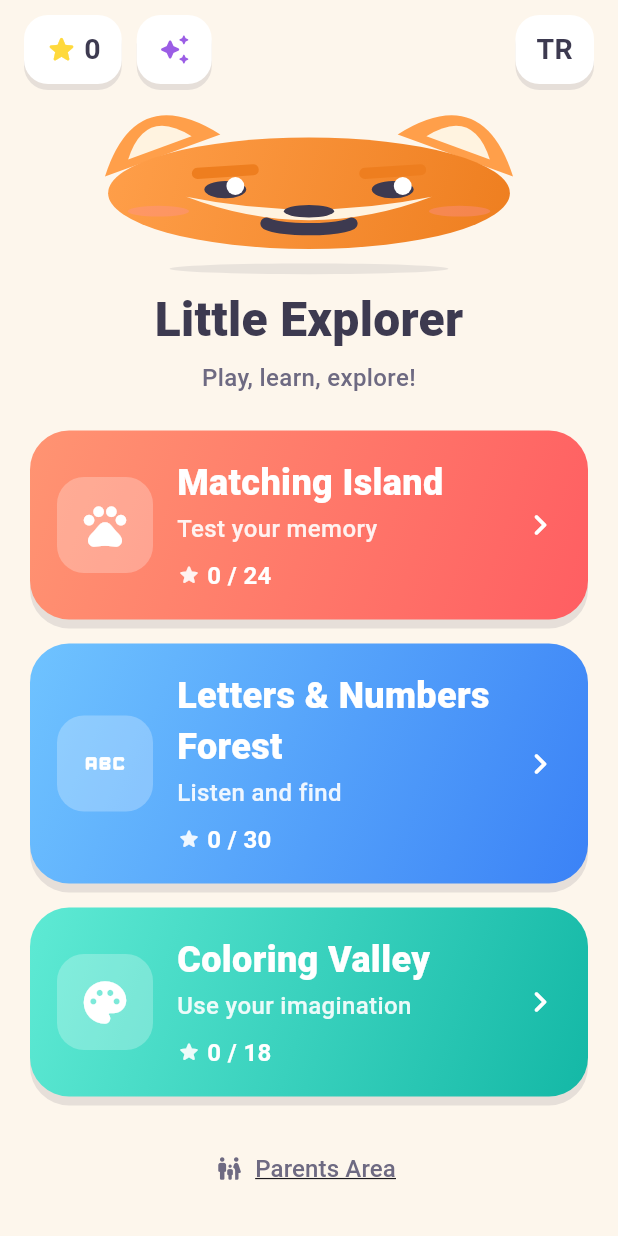
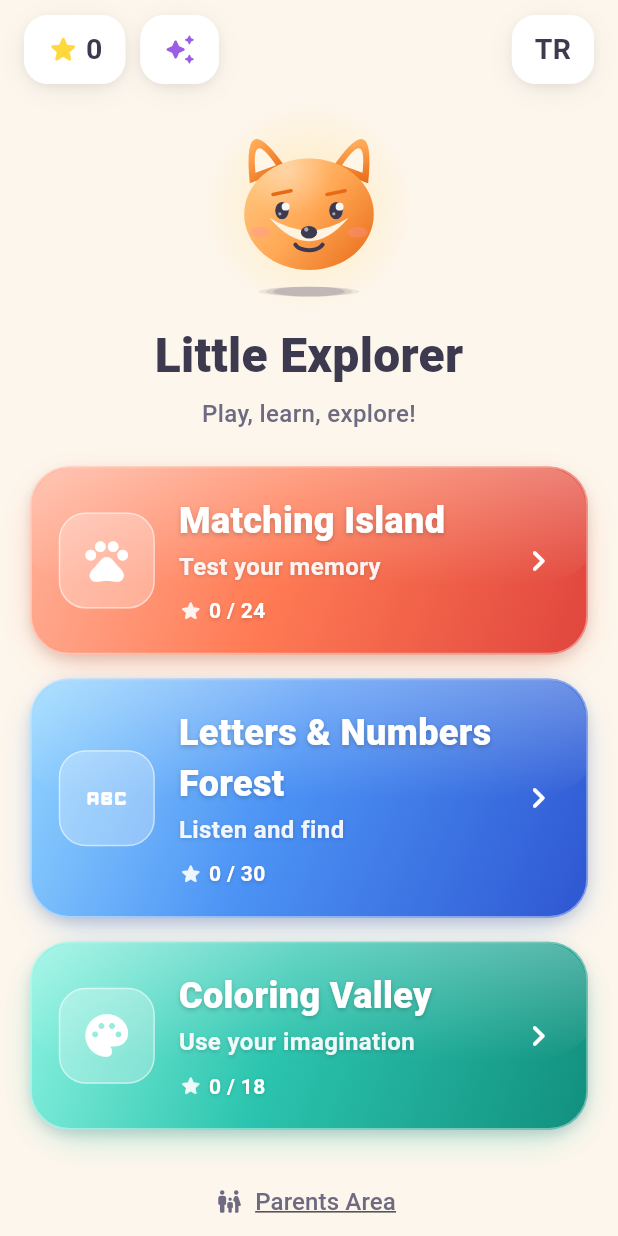
Before and after one commit to diyanetyolluk/minik-kasif, a Flutter app: the screen it shows after launch, after a tap on "EN", on a phone screen of 412 x 824 dp. Run offline on Flutter 3.47's test engine with Material 3 defaults, Android fonts, the phone set to English and light mode, and no system bars; our stand-ins replace audioplayers, flutter_tts, shared_preferences.

Commit message:
Add files via upload

```diff
--- a/lib/screens/home_screen.dart
+++ b/lib/screens/home_screen.dart
@@ -6,6 +6,9 @@ import '../services/audio_service.dart';
 import '../theme/app_theme.dart';
 import '../widgets/mascot.dart';
 import '../widgets/star_row.dart';
+import '../widgets/glossy_card.dart';
+import '../widgets/bouncy_tap.dart';
+import '../widgets/fade_slide_in.dart';
 import 'world_path_screen.dart';
 import 'parent_gate_screen.dart';
 import 'sticker_album_screen.dart';
@@ -31,15 +34,18 @@ class HomeScreen extends StatelessWidget {
                       child: ListView(
                         padding: const EdgeInsets.fromLTRB(20, 4, 20, 24),
                         children: [
-                          const SizedBox(height: 4),
-                          const PatiMascot(size: 120, mood: MascotMood.happy),
+                          const SizedBox(height: 8),
+                          const _MascotSpotlight(),
                           const SizedBox(height: 6),
                           Text(S.appName, style: AppText.display, textAlign: TextAlign.center),
                           const SizedBox(height: 4),
                           Text(S.tagline, style: AppText.body, textAlign: TextAlign.center),
                           const SizedBox(height: 24),
-                          for (final w in worlds) ...[
-                            _WorldCard(world: w),
+                          for (int i = 0; i < worlds.length; i++) ...[
+                            FadeSlideIn(
+                              index: i,
+                              child: _WorldCard(world: worlds[i]),
+                            ),
                             const SizedBox(height: 16),
                           ],
                           const SizedBox(height: 8),
@@ -69,6 +75,35 @@ class HomeScreen extends StatelessWidget {
   }
 }
 
+/// Maskotun arkasında yumuşak, renkli bir "spotlight" halesi — sahne
+/// ışığı altındaymış gibi bir premium his katar.
+class _MascotSpotlight extends StatelessWidget {
+  const _MascotSpotlight();
+
+  @override
+  Widget build(BuildContext context) {
+    return SizedBox(
+      height: 140,
+      child: Stack(
+        alignment: Alignment.center,
+        children: [
+          Container(
+            width: 190,
+            height: 190,
+            decoration: BoxDecoration(
+              shape: BoxShape.circle,
+              gradient: RadialGradient(
+                colors: [AppColors.sun.withOpacity(0.28), AppColors.sun.withOpacity(0.0)],
+              ),
+            ),
+          ),
+          const PatiMascot(size: 120, mood: MascotMood.happy),
+        ],
+      ),
+    );
+  }
+}
+
 class _TopBar extends StatelessWidget {
   final int totalStars;
   const _TopBar({required this.totalStars});
@@ -79,46 +114,42 @@ class _TopBar extends StatelessWidget {
       padding: const EdgeInsets.fromLTRB(16, 10, 16, 0),
       child: Row(
         children: [
-          _pill(
+          BouncyTap(onTap: () {}, child: _pill(
             child: Row(mainAxisSize: MainAxisSize.min, children: [
               const Icon(Icons.star_rounded, color: AppColors.gold, size: 22),
               const SizedBox(width: 4),
               Text('$totalStars', style: AppText.h2),
             ]),
-            onTap: () {},
-          ),
+          )),
           const SizedBox(width: 10),
-          _pill(
-            child: const Icon(Icons.auto_awesome_rounded, color: AppColors.berry, size: 22),
+          BouncyTap(
             onTap: () {
               AudioService.instance.button();
               Navigator.push(context, MaterialPageRoute(builder: (_) => const StickerAlbumScreen()));
             },
+            child: _pill(child: const Icon(Icons.auto_awesome_rounded, color: AppColors.berry, size: 22)),
           ),
           const Spacer(),
-          _pill(
-            child: Text(AppLang.isTr ? 'EN' : 'TR', style: AppText.h2),
+          BouncyTap(
             onTap: () {
               AudioService.instance.button();
               AppLang.toggle();
               ProgressService.instance.setLang(AppLang.code.value);
             },
+            child: _pill(child: Text(AppLang.isTr ? 'EN' : 'TR', style: AppText.h2)),
           ),
         ],
       ),
     );
   }
 
-  Widget _pill({required Widget child, required VoidCallback onTap}) {
-    return GestureDetector(
-      onTap: onTap,
-      child: Container(
-        height: 46,
-        padding: const EdgeInsets.symmetric(horizontal: 14),
-        decoration: playfulCard(color: Colors.white, radius: 16, shadowOffset: const Offset(0, 4)),
-        alignment: Alignment.center,
-        child: child,
-      ),
+  Widget _pill({required Widget child}) {
+    return Container(
+      height: 46,
+      padding: const EdgeInsets.symmetric(horizontal: 14),
+      decoration: playfulCard(color: Colors.white, radius: 16, shadowOffset: const Offset(0, 4)),
+      alignment: Alignment.center,
+      child: child,
     );
   }
 }
@@ -135,21 +166,21 @@ class _WorldCard extends StatelessWidget {
     }
     final maxStars = world.levelCount * 3;
 
-    return GestureDetector(
+    return BouncyTap(
       onTap: () {
         AudioService.instance.whoosh();
         Navigator.push(context, MaterialPageRoute(builder: (_) => WorldPathScreen(world: world)));
       },
-      child: Container(
-        padding: const EdgeInsets.all(18),
-        decoration: gradientCard(colors: world.gradient),
+      child: GlossyCard(
+        colors: world.gradient,
         child: Row(
           children: [
             Container(
               width: 64, height: 64,
               decoration: BoxDecoration(
-                color: Colors.white.withOpacity(0.25),
+                color: Colors.white.withOpacity(0.28),
                 borderRadius: BorderRadius.circular(18),
+                border: Border.all(color: Colors.white.withOpacity(0.5), width: 1),
               ),
               child: Icon(world.icon, color: Colors.white, size: 34),
             ),
@@ -158,16 +189,16 @@ class _WorldCard extends StatelessWidget {
               child: Column(
                 crossAxisAlignment: CrossAxisAlignment.start,
                 children: [
-                  Text(world.title(), style: AppText.h1.copyWith(color: Colors.white)),
+                  Text(world.title(), style: AppText.onGradientTitle),
                   const SizedBox(height: 2),
-                  Text(world.subtitle(), style: AppText.body.copyWith(color: Colors.white.withOpacity(0.9))),
+                  Text(world.subtitle(), style: AppText.onGradientBody.copyWith(color: Colors.white.withOpacity(0.92))),
                   const SizedBox(height: 8),
                   Row(
                     children: [
                       Icon(Icons.star_rounded, color: Colors.white.withOpacity(0.9), size: 16),
                       const SizedBox(width: 4),
                       Text('$stars / $maxStars',
-                          style: AppText.body.copyWith(color: Colors.white, fontWeight: FontWeight.w700)),
+                          style: AppText.onGradientBody.copyWith(fontSize: 14)),
                     ],
                   ),
                 ],
--- a/lib/screens/world_path_screen.dart
+++ b/lib/screens/world_path_screen.dart
@@ -95,7 +95,13 @@ class WorldPathScreen extends StatelessWidget {
                     : null,
                 color: unlocked ? null : AppColors.lockGrey,
                 boxShadow: [
-                  BoxShadow(color: AppColors.cardShadow, offset: const Offset(0, 5), blurRadius: 0),
+                  BoxShadow(
+                    color: unlocked ? world.gradient[1].withOpacity(0.5) : AppColors.cardShadow,
+                    offset: const Offset(0, 6),
+                    blurRadius: 14,
+                    spreadRadius: -3,
+                  ),
+                  const BoxShadow(color: AppColors.cardShadow, offset: Offset(0, 2), blurRadius: 3),
                 ],
                 border: Border.all(color: Colors.white, width: 4),
               ),
--- a/lib/theme/app_theme.dart
+++ b/lib/theme/app_theme.dart
@@ -2,7 +2,8 @@ import 'package:flutter/material.dart';
 
 /// Minik Kâşif için renk paleti ve genel görsel dil.
 /// Sıcak, canlı ama göz yormayan pastel-canlı karışımı — "ucuz" değil,
-/// derinlik için gradyanlar ve yumuşak gölgeler kullanılıyor.
+/// derinlik için çok katmanlı gradyanlar, renkli yumuşak gölgeler ve
+/// hafif parlaklık (gloss) vurguları kullanılıyor.
 class AppColors {
   static const bg = Color(0xFFFDF6EC);
   static const bgAlt = Color(0xFFEFE7FA);
@@ -19,9 +20,10 @@ class AppColors {
 
   static const cardShadow = Color(0x1F3D3A50);
 
-  static const worldMatch = [Color(0xFFFF9472), Color(0xFFFF5E62)];
-  static const worldAbc = [Color(0xFF6FC3FF), Color(0xFF3B82F6)];
-  static const worldPaint = [Color(0xFF5EEAD4), Color(0xFF14B8A6)];
+  // Üç durak: açık uç (parlaklık hissi) -> ana renk -> koyu uç (derinlik).
+  static const worldMatch = [Color(0xFFFFB199), Color(0xFFFF7B54), Color(0xFFE0453D)];
+  static const worldAbc = [Color(0xFF93D6FF), Color(0xFF4C93F5), Color(0xFF2E56D1)];
+  static const worldPaint = [Color(0xFF8CF3E1), Color(0xFF2BC4AE), Color(0xFF128F7E)];
 
   static const gold = Color(0xFFFFD93C);
   static const lockGrey = Color(0xFFC9C4D6);
@@ -64,6 +66,7 @@ class AppText {
     fontSize: 18,
     fontWeight: FontWeight.w800,
     color: Colors.white,
+    shadows: [Shadow(color: Color(0x40000000), offset: Offset(0, 1.5), blurRadius: 3)],
   );
 
   static const huge = TextStyle(
@@ -71,6 +74,23 @@ class AppText {
     fontSize: 96,
     fontWeight: FontWeight.w900,
     color: AppColors.berry,
+  );
+
+  /// Gradyanlı kartların üstünde kullanılan, hafif gölgeli beyaz başlık.
+  static const onGradientTitle = TextStyle(
+    fontFamily: _base,
+    fontSize: 24,
+    fontWeight: FontWeight.w800,
+    color: Colors.white,
+    shadows: [Shadow(color: Color(0x33000000), offset: Offset(0, 1.5), blurRadius: 4)],
+  );
+
+  static const onGradientBody = TextStyle(
+    fontFamily: _base,
+    fontSize: 16,
+    fontWeight: FontWeight.w600,
+    color: Colors.white,
+    shadows: [Shadow(color: Color(0x2A000000), offset: Offset(0, 1), blurRadius: 3)],
   );
 }
 
@@ -87,8 +107,9 @@ ThemeData buildAppTheme() {
   );
 }
 
-/// Ortak "yumuşak, kalın gölgeli" kart dekorasyonu — düz Material yerine
-/// oyunsu bir derinlik hissi verir.
+/// Düz renkli kart — yumuşak, çok katmanlı, renkli gölgeyle derinlik hissi.
+/// Eski "sert/düz gölge" yerine bulanık + katmanlı bir gölge kullanılıyor,
+/// ince beyaz bir kenar ise "camsı" bir kenarlık hissi veriyor.
 BoxDecoration playfulCard({
   required Color color,
   double radius = 26,
@@ -97,33 +118,54 @@ BoxDecoration playfulCard({
   return BoxDecoration(
     color: color,
     borderRadius: BorderRadius.circular(radius),
+    border: Border.all(color: Colors.white.withOpacity(0.7), width: 1.2),
     boxShadow: [
       BoxShadow(
-        color: AppColors.cardShadow,
+        color: AppColors.ink.withOpacity(0.12),
         offset: shadowOffset,
-        blurRadius: 0,
+        blurRadius: 16,
+        spreadRadius: -3,
+      ),
+      BoxShadow(
+        color: AppColors.ink.withOpacity(0.06),
+        offset: const Offset(0, 2),
+        blurRadius: 4,
       ),
     ],
   );
 }
 
+/// Gradyanlı, öne çıkan oyunsu kart/düğme dekorasyonu. Kartın kendi
+/// renginden tonlanmış yumuşak bir "ambiyans" gölgesi + ince camsı kenarlık
+/// ile derinlik verir. [colors] 2 veya 3 durak olabilir; 3 durak verilirse
+/// (açık->orta->koyu) daha zengin bir gradyan oluşur.
 BoxDecoration gradientCard({
   required List<Color> colors,
   double radius = 26,
-  Offset shadowOffset = const Offset(0, 6),
+  Offset shadowOffset = const Offset(0, 8),
 }) {
+  final base = colors.length > 1 ? colors[colors.length ~/ 2] : colors.first;
+  final stops = colors.length == 3 ? const [0.0, 0.45, 1.0] : null;
   return BoxDecoration(
     gradient: LinearGradient(
       colors: colors,
+      stops: stops,
       begin: Alignment.topLeft,
       end: Alignment.bottomRight,
     ),
     borderRadius: BorderRadius.circular(radius),
+    border: Border.all(color: Colors.white.withOpacity(0.4), width: 1.2),
     boxShadow: [
       BoxShadow(
-        color: AppColors.cardShadow,
+        color: base.withOpacity(0.45),
         offset: shadowOffset,
-        blurRadius: 0,
+        blurRadius: 20,
+        spreadRadius: -6,
+      ),
+      BoxShadow(
+        color: AppColors.ink.withOpacity(0.14),
+        offset: const Offset(0, 3),
+        blurRadius: 6,
       ),
     ],
   );
--- /dev/null
+++ b/lib/widgets/bouncy_tap.dart
@@ -0,0 +1,45 @@
+import 'package:flutter/material.dart';
+
+/// Dokunulduğunda hafifçe küçülüp geri sıçrayan, "premium" bir dokunma
+/// hissi veren sarmalayıcı. Herhangi bir widget'ı, kendi GestureDetector'ını
+/// yazmaya gerek kalmadan tıklanabilir + tepki verir hale getirir.
+class BouncyTap extends StatefulWidget {
+  final Widget child;
+  final VoidCallback onTap;
+  final double pressedScale;
+
+  const BouncyTap({
+    super.key,
+    required this.child,
+    required this.onTap,
+    this.pressedScale = 0.96,
+  });
+
+  @override
+  State<BouncyTap> createState() => _BouncyTapState();
+}
+
+class _BouncyTapState extends State<BouncyTap> {
+  double _scale = 1.0;
+
+  void _setPressed(bool pressed) {
+    if (!mounted) return;
+    setState(() => _scale = pressed ? widget.pressedScale : 1.0);
+  }
+
+  @override
+  Widget build(BuildContext context) {
+    return GestureDetector(
+      onTapDown: (_) => _setPressed(true),
+      onTapCancel: () => _setPressed(false),
+      onTapUp: (_) => _setPressed(false),
+      onTap: widget.onTap,
+      child: AnimatedScale(
+        scale: _scale,
+        duration: const Duration(milliseconds: 120),
+        curve: Curves.easeOut,
+        child: widget.child,
+      ),
+    );
+  }
+}
--- /dev/null
+++ b/lib/widgets/fade_slide_in.dart
@@ -0,0 +1,52 @@
+import 'package:flutter/material.dart';
+
+/// Ekrana girerken hafifçe aşağıdan yukarı kayarak beliren, [index] ile
+/// sırayla (staggered) tetiklenebilen basit bir giriş animasyonu.
+/// Liste/kart gibi öğelerin art arda, "canlı" bir şekilde belirmesi için.
+class FadeSlideIn extends StatefulWidget {
+  final Widget child;
+  final int index;
+  final Duration baseDelay;
+
+  const FadeSlideIn({
+    super.key,
+    required this.child,
+    this.index = 0,
+    this.baseDelay = const Duration(milliseconds: 90),
+  });
+
+  @override
+  State<FadeSlideIn> createState() => _FadeSlideInState();
+}
+
+class _FadeSlideInState extends State<FadeSlideIn> with SingleTickerProviderStateMixin {
+  late final AnimationController _ctrl;
+  late final Animation<double> _fade;
+  late final Animation<Offset> _slide;
+
+  @override
+  void initState() {
+    super.initState();
+    _ctrl = AnimationController(vsync: this, duration: const Duration(milliseconds: 480));
+    _fade = CurvedAnimation(parent: _ctrl, curve: Curves.easeOut);
+    _slide = Tween<Offset>(begin: const Offset(0, 0.12), end: Offset.zero)
+        .animate(CurvedAnimation(parent: _ctrl, curve: Curves.easeOutCubic));
+    Future.delayed(widget.baseDelay * widget.index, () {
+      if (mounted) _ctrl.forward();
+    });
+  }
+
+  @override
+  void dispose() {
+    _ctrl.dispose();
+    super.dispose();
+  }
+
+  @override
+  Widget build(BuildContext context) {
+    return FadeTransition(
+      opacity: _fade,
+      child: SlideTransition(position: _slide, child: widget.child),
+    );
+  }
+}
--- /dev/null
+++ b/lib/widgets/glossy_card.dart
@@ -0,0 +1,55 @@
+import 'package:flutter/material.dart';
+import '../theme/app_theme.dart';
+
+/// [gradientCard] dekorasyonunun üstüne ince, diyagonal bir "cam parlaklığı"
+/// (gloss) katmanı ekleyen sarmalayıcı. Harici görsel/asset gerektirmez —
+/// yarı saydam beyaz bir gradyan ile premium/"cilalı" bir his verir.
+class GlossyCard extends StatelessWidget {
+  final List<Color> colors;
+  final double radius;
+  final Offset shadowOffset;
+  final EdgeInsetsGeometry padding;
+  final Widget child;
+
+  const GlossyCard({
+    super.key,
+    required this.colors,
+    required this.child,
+    this.radius = 26,
+    this.shadowOffset = const Offset(0, 8),
+    this.padding = const EdgeInsets.all(18),
+  });
+
+  @override
+  Widget build(BuildContext context) {
+    return Container(
+      decoration: gradientCard(colors: colors, radius: radius, shadowOffset: shadowOffset),
+      child: ClipRRect(
+        borderRadius: BorderRadius.circular(radius),
+        child: Stack(
+          children: [
+            Positioned(
+              top: -radius * 0.7,
+              left: -radius * 0.5,
+              right: -radius * 0.5,
+              child: IgnorePointer(
+                child: Container(
+                  height: 96,
+                  decoration: BoxDecoration(
+                    borderRadius: BorderRadius.circular(200),
+                    gradient: LinearGradient(
+                      colors: [Colors.white.withOpacity(0.34), Colors.white.withOpacity(0.0)],
+                      begin: Alignment.topCenter,
+                      end: Alignment.bottomCenter,
+                    ),
+                  ),
+                ),
+              ),
+            ),
+            Padding(padding: padding, child: child),
+          ],
+        ),
+      ),
+    );
+  }
+}
--- a/lib/widgets/mascot.dart
+++ b/lib/widgets/mascot.dart
@@ -2,8 +2,10 @@ import 'dart:math' as math;
 import 'package:flutter/material.dart';
 
 /// Maskotumuz Pati — CustomPainter ile vektör olarak çizilen bir tilki.
-/// Harici görsel dosyasına ihtiyaç duymaz, her boyuta pürüzsüz ölçeklenir
-/// ve hafif "nefes alma + göz kırpma" animasyonuyla canlı hisseder.
+/// Harici görsel dosyasına ihtiyaç duymaz, her boyuta pürüzsüz ölçeklenir.
+/// Çok katmanlı gradyanlar, yumuşak bir parlaklık (gloss) vurgusu ve
+/// bulanık ambiyans gölgesiyle "stüdyo çizimi" hissi hedeflenir; nefes
+/// alma + göz kırpma + hafif kulak kıpırdaması ile de canlı durur.
 class PatiMascot extends StatefulWidget {
   final double size;
   final MascotMood mood;
@@ -39,6 +41,7 @@ class _PatiMascotState extends State<PatiMascot> with SingleTickerProviderStateM
       builder: (context, _) {
         final t = _ctrl.value;
         final bob = math.sin(t * 2 * math.pi) * (widget.size * 0.02);
+        final earWiggle = math.sin(t * 2 * math.pi * 2) * 0.03;
         // Göz kırpma: döngünün küçük bir diliminde göz kapansın.
         final blink = (t > 0.46 && t < 0.5) ? 1.0 : 0.0;
         return Transform.translate(
@@ -47,7 +50,7 @@ class _PatiMascotState extends State<PatiMascot> with SingleTickerProviderStateM
             width: widget.size,
             height: widget.size,
             child: CustomPaint(
-              painter: _PatiPainter(mood: widget.mood, blink: blink, t: t),
+              painter: _PatiPainter(mood: widget.mood, blink: blink, t: t, earWiggle: earWiggle),
             ),
           ),
         );
@@ -60,37 +63,51 @@ class _PatiPainter extends CustomPainter {
   final MascotMood mood;
   final double blink;
   final double t;
-  _PatiPainter({required this.mood, required this.blink, required this.t});
+  final double earWiggle;
+  _PatiPainter({required this.mood, required this.blink, required this.t, required this.earWiggle});
 
   @override
   void paint(Canvas canvas, Size size) {
     final w = size.width, h = size.height;
     final cx = w / 2, cy = h * 0.56;
 
-    const fur = Color(0xFFFF9F4A);
-    const furDark = Color(0xFFEE7E1F);
-    const cream = Color(0xFFFFF3E0);
+    const fur = Color(0xFFFFA855);
+    const furLight = Color(0xFFFFCB84);
+    const furDark = Color(0xFFE86A16);
+    const cream = Color(0xFFFFF6E8);
     const ink = Color(0xFF3D3A50);
 
-    // Gölge
-    final shadowPaint = Paint()..color = const Color(0x1A3D3A50);
-    canvas.drawOval(
-      Rect.fromCenter(center: Offset(cx, h * 0.98), width: w * 0.5, height: h * 0.06),
-      shadowPaint,
-    );
+    // Zemin gölgesi — üç katmanlı, azalan opaklıkla "yumuşak/bulanık" hissi
+    // taklit edilir (harici blur filtresine ihtiyaç duymadan).
+    for (final layer in [
+      (w * 0.56, 0x14372B4D),
+      (w * 0.48, 0x1C372B4D),
+      (w * 0.40, 0x26372B4D),
+    ]) {
+      canvas.drawOval(
+        Rect.fromCenter(center: Offset(cx, h * 0.99), width: layer.$1, height: h * 0.055),
+        Paint()..color = Color(layer.$2),
+      );
+    }
 
-    // Kulaklar
-    final earPaint = Paint()..color = fur;
+    // Kulaklar — hafif kıpırdama + gradyanlı derinlik.
     final earInner = Paint()..color = cream;
     for (final side in [-1.0, 1.0]) {
       final earCenter = Offset(cx + side * w * 0.28, cy - h * 0.36);
       canvas.save();
       canvas.translate(earCenter.dx, earCenter.dy);
-      canvas.rotate(side * 0.35);
+      canvas.rotate(side * 0.35 + earWiggle * side);
       final earPath = Path()
         ..moveTo(-w * 0.11, h * 0.16)
         ..quadraticBezierTo(0, -h * 0.28, w * 0.11, h * 0.16)
         ..close();
+      final earPaint = Paint()
+        ..shader = const LinearGradient(
+          colors: [furLight, fur, furDark],
+          stops: [0.0, 0.55, 1.0],
+          begin: Alignment.topLeft,
+          end: Alignment.bottomRight,
+        ).createShader(earPath.getBounds());
       canvas.drawPath(earPath, earPaint);
       canvas.save();
       canvas.scale(0.55);
@@ -100,15 +117,23 @@ class _PatiPainter extends CustomPainter {
       canvas.restore();
     }
 
-    // Kafa (baş)
+    // Kafa (baş) — çok katmanlı gradyan.
     final headRect = Rect.fromCenter(center: Offset(cx, cy), width: w * 0.72, height: h * 0.62);
     final headPaint = Paint()
       ..shader = const LinearGradient(
-        colors: [fur, furDark],
+        colors: [furLight, fur, furDark],
+        stops: [0.0, 0.5, 1.0],
         begin: Alignment.topLeft,
         end: Alignment.bottomRight,
       ).createShader(headRect);
     canvas.drawOval(headRect, headPaint);
+
+    // Üstte yumuşak parlaklık (gloss) vurgusu — ışık kaynağı sol üstten.
+    final glossPaint = Paint()
+      ..shader = RadialGradient(
+        colors: [Colors.white.withOpacity(0.38), Colors.white.withOpacity(0.0)],
+      ).createShader(Rect.fromCircle(center: Offset(cx - w * 0.12, cy - h * 0.24), radius: w * 0.26));
+    canvas.drawOval(headRect, glossPaint);
 
     // Yanak/burun beyaz alanı
     final muzzlePath = Path()
@@ -116,12 +141,23 @@ class _PatiPainter extends CustomPainter {
       ..quadraticBezierTo(cx, cy + h * 0.28, cx + w * 0.22, cy + h * 0.02)
       ..quadraticBezierTo(cx, cy + h * 0.16, cx - w * 0.22, cy + h * 0.02)
       ..close();
-    canvas.drawPath(muzzlePath, Paint()..color = cream);
+    canvas.drawPath(
+      muzzlePath,
+      Paint()
+        ..shader = const LinearGradient(
+          colors: [cream, Color(0xFFFFEBCF)],
+          begin: Alignment.topCenter,
+          end: Alignment.bottomCenter,
+        ).createShader(muzzlePath.getBounds()),
+    );
 
     // Burun
-    canvas.drawOval(
-      Rect.fromCenter(center: Offset(cx, cy + h * 0.10), width: w * 0.09, height: h * 0.07),
-      Paint()..color = ink,
+    final noseRect = Rect.fromCenter(center: Offset(cx, cy + h * 0.10), width: w * 0.09, height: h * 0.07);
+    canvas.drawOval(noseRect, Paint()..color = ink);
+    canvas.drawCircle(
+      Offset(cx - w * 0.015, cy + h * 0.085),
+      w * 0.012,
+      Paint()..color = Colors.white.withOpacity(0.55),
     );
 
     // Gözler
@@ -141,9 +177,14 @@ class _PatiPainter extends CustomPainter {
           Paint()..color = ink,
         );
         canvas.drawCircle(
-          Offset(ex + w * 0.018, eyeCy - h * 0.02),
-          w * 0.016,
-          Paint()..color = Colors.white,
+          Offset(ex + w * 0.02, eyeCy - h * 0.022),
+          w * 0.022,
+          Paint()..color = Colors.white.withOpacity(0.95),
+        );
+        canvas.drawCircle(
+          Offset(ex - w * 0.012, eyeCy + h * 0.018),
+          w * 0.009,
+          Paint()..color = Colors.white.withOpacity(0.55),
         );
       }
     }
```
